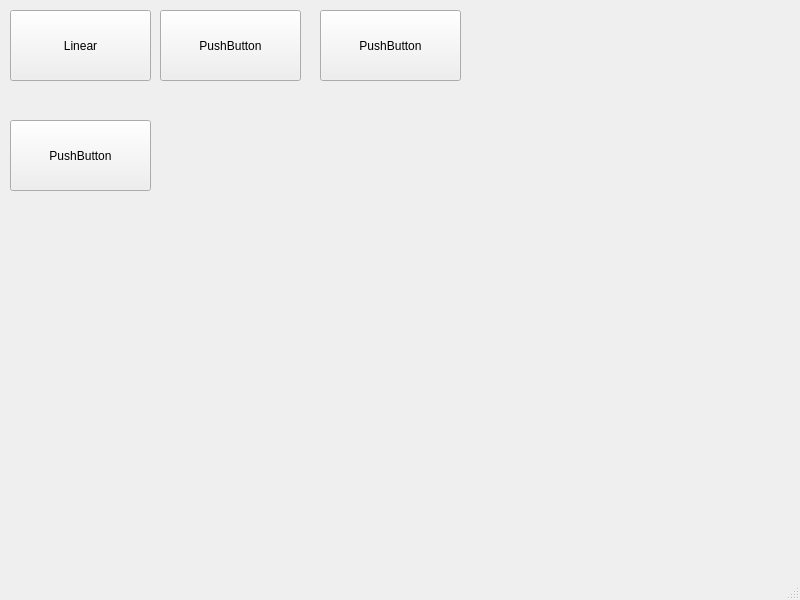
MaxGiuP/General_Function_Minimiser, file menu.ui: the form before one commit.
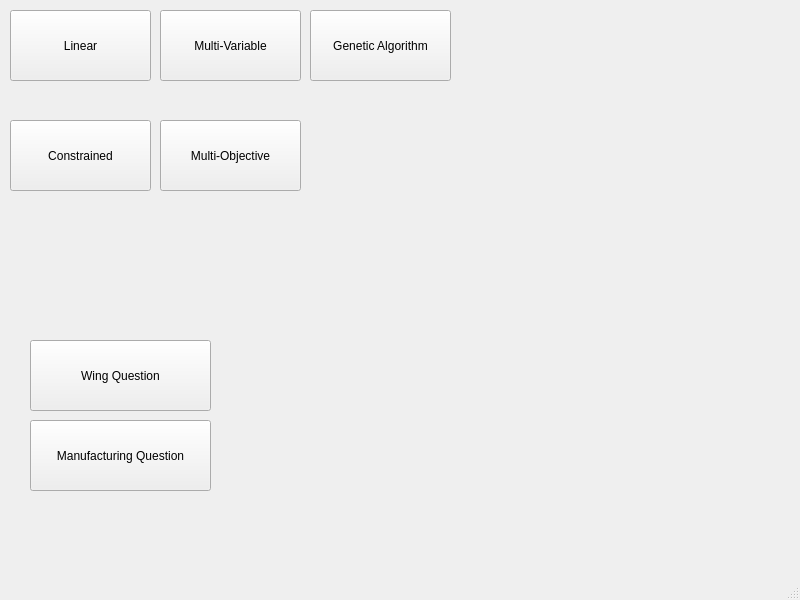
The form after the commit.

What changed in the file:
```diff
--- a/menu.ui
+++ b/menu.ui
@@ -37,20 +37,20 @@
      </rect>
     </property>
     <property name="text">
-     <string>PushButton</string>
+     <string>Multi-Variable</string>
     </property>
    </widget>
    <widget class="QPushButton" name="pushButton_3">
     <property name="geometry">
      <rect>
-      <x>320</x>
+      <x>310</x>
       <y>10</y>
       <width>141</width>
       <height>71</height>
      </rect>
     </property>
     <property name="text">
-     <string>PushButton</string>
+     <string>Genetic Algorithm</string>
     </property>
    </widget>
    <widget class="QPushButton" name="pushButton_4">
@@ -63,7 +63,46 @@
      </rect>
     </property>
     <property name="text">
-     <string>PushButton</string>
+     <string>Constrained</string>
+    </property>
+   </widget>
+   <widget class="QPushButton" name="btnMultiobjective">
+    <property name="geometry">
+     <rect>
+      <x>160</x>
+      <y>120</y>
+      <width>141</width>
+      <height>71</height>
+     </rect>
+    </property>
+    <property name="text">
+     <string>Multi-Objective</string>
+    </property>
+   </widget>
+   <widget class="QPushButton" name="btnWing">
+    <property name="geometry">
+     <rect>
+      <x>30</x>
+      <y>340</y>
+      <width>181</width>
+      <height>71</height>
+     </rect>
+    </property>
+    <property name="text">
+     <string>Wing Question</string>
+    </property>
+   </widget>
+   <widget class="QPushButton" name="btnManufacturing">
+    <property name="geometry">
+     <rect>
+      <x>30</x>
+      <y>420</y>
+      <width>181</width>
+      <height>71</height>
+     </rect>
+    </property>
+    <property name="text">
+     <string>Manufacturing Question</string>
     </property>
    </widget>
   </widget>
```
Left out of the diff: 6 changed lines with no effect on the pictures.
